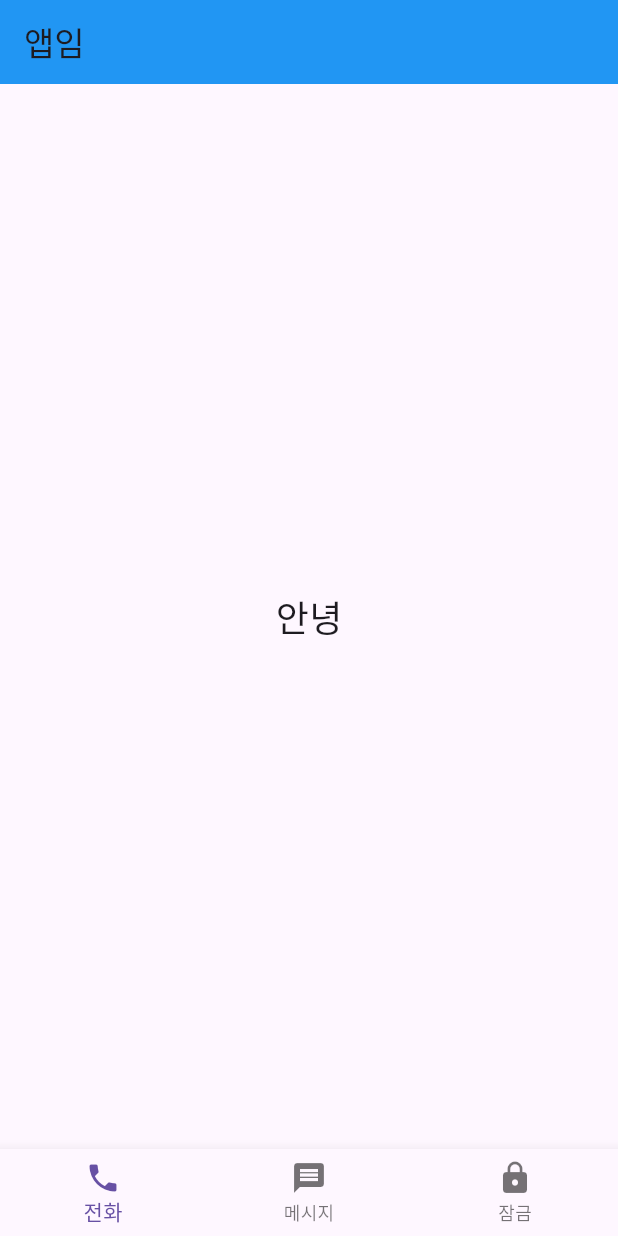
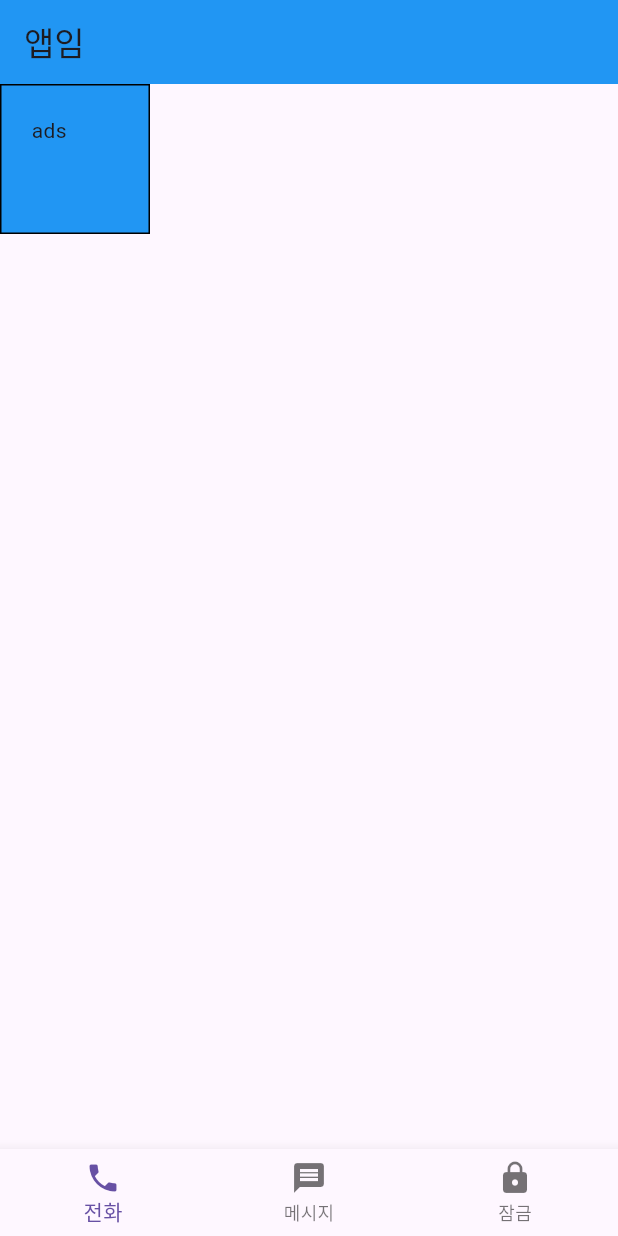
Before and after one commit to dmdrk1414/flutter_coding_apple, a Flutter app: the screen it shows after launch, on a phone screen of 412 x 824 dp. Run offline on Flutter 3.47's test engine with Material 3 defaults, Android fonts, the light colour scheme and no system bars.

Commit message:
FEAT 컨테이너 색, 디자인 하는 방법

```diff
--- a/lib/main.dart
+++ b/lib/main.dart
@@ -37,8 +37,17 @@ class _MyHomePageState extends State<MyHomePage> {
         title: Text('앱임'),
         backgroundColor: Colors.blue,
       ),
-      body: Center(
-        child: Text('안녕', style: TextStyle(fontSize: 24)),
+      body: Container( // Container 데코레이션 하는 방법
+        width: 100,
+        height: 100,
+        padding: EdgeInsets.all(20), // 페딩 하는 방법
+
+        decoration: BoxDecoration( // Container 색, 디자인
+          border: Border.all(color: Colors.black),
+          color: Colors.blue
+        ),
+
+        child: Text('ads'),
       ),
       bottomNavigationBar: BottomNavigationBar(
         currentIndex: _selectedIndex,
```
